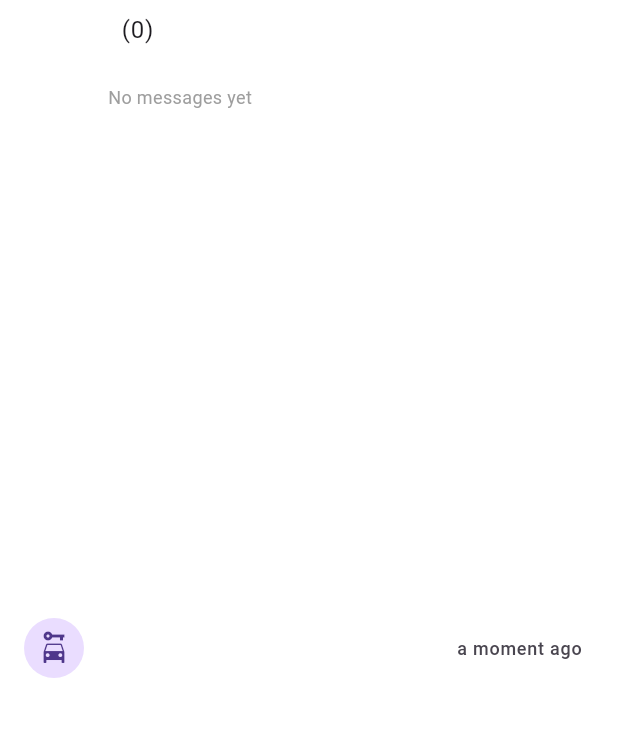
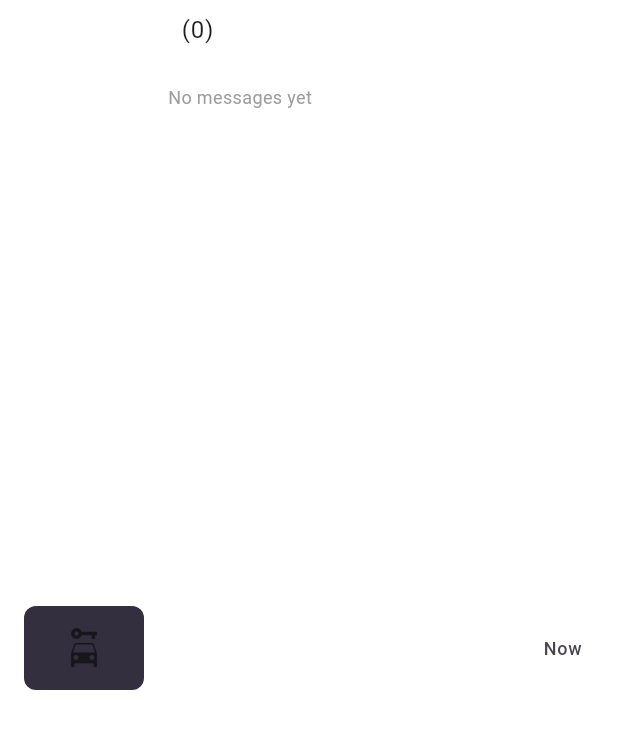
Before and after one commit to theagricore/shiftwheels, a Flutter app: the _ChatListItem widget shown alone on an empty page, opened directly with empty values, on a phone screen of 412 x 824 dp. Shown: the top 729 px of the screen. Run offline on Flutter 3.47's test engine with Material 3 defaults, Android fonts, the light colour scheme and no system bars; our stand-ins replace bloc, cloud_firestore, dartz, equatable, firebase_auth, firebase_core and 8 more; missing offline and left inert: cloudinary_public; accounts and stored records are empty; Roboto replaces fonts that are missing (CircularStd).

Commit message:
list ir done

```diff
--- a/lib/data/add_post/data_source/firebase_post_service.dart
+++ b/lib/data/add_post/data_source/firebase_post_service.dart
@@ -50,7 +50,8 @@ class PostFirebaseServiceImpl extends FirebasePostService {
   Future<Either<String, List<BrandModel>>> getBrands() async {
     try {
       final snapshot = await _firestore.collection('Brands').get();
-      final brands = snapshot.docs.map((doc) {
+      final brands =
+          snapshot.docs.map((doc) {
             return BrandModel(
               id: doc.id,
               brandName: doc['brandName'] as String? ?? '',
@@ -72,13 +73,15 @@ class PostFirebaseServiceImpl extends FirebasePostService {
   @override
   Future<Either<String, List<String>>> getModels(String brandId) async {
     try {
-      final snapshot = await _firestore
+      final snapshot =
+          await _firestore
               .collection('Brands')
               .doc(brandId)
               .collection('Models')
               .get();
 
-      final models = snapshot.docs
+      final models =
+          snapshot.docs
               .map((doc) => doc['modelName'] as String? ?? '')
               .where((name) => name.isNotEmpty)
               .toList();
@@ -98,7 +101,8 @@ class PostFirebaseServiceImpl extends FirebasePostService {
   Future<Either<String, List<FuelsModel>>> getFuel() async {
     try {
       final snapshot = await _firestore.collection('fuels').get();
-      final fuels = snapshot.docs.map((doc) {
+      final fuels =
+          snapshot.docs.map((doc) {
             return FuelsModel(id: doc.id, fuels: doc['fuels'] as String? ?? '');
           }).toList();
       return Right(fuels);
@@ -179,7 +183,8 @@ class PostFirebaseServiceImpl extends FirebasePostService {
   }
 
   String _buildAddress(Placemark place) {
-    final addressParts = [
+    final addressParts =
+        [
           place.subLocality,
           place.locality,
           place.administrativeArea,
@@ -191,7 +196,8 @@ class PostFirebaseServiceImpl extends FirebasePostService {
 
   @override
   Future<Either<String, List<LocationModel>>> searchLocation(
-      String query) async {
+    String query,
+  ) async {
     try {
       if (query.isEmpty) {
         return Left('Search query cannot be empty');
@@ -258,12 +264,15 @@ class PostFirebaseServiceImpl extends FirebasePostService {
   @override
   Future<Either<String, List<AdWithUserModel>>> getActiveAdsWithUsers() async {
     try {
-      final adsSnapshot = await _firestore
+      // Get all active ads
+      final adsSnapshot =
+          await _firestore
               .collection('car_ads')
               .where('isActive', isEqualTo: true)
               .get();
 
-      final ads = adsSnapshot.docs
+      final ads =
+          adsSnapshot.docs
               .map((doc) => AdsModel.fromMap(doc.data(), doc.id))
               .toList();
 
@@ -307,15 +316,18 @@ class PostFirebaseServiceImpl extends FirebasePostService {
 
   @override
   Future<Either<String, List<AdWithUserModel>>> getUserFavorites(
-      String userId) async {
+    String userId,
+  ) async {
     try {
-      final adsSnapshot = await _firestore
+      final adsSnapshot =
+          await _firestore
               .collection('car_ads')
               .where('favoritedByUsers', arrayContains: userId)
               .where('isActive', isEqualTo: true)
               .get();
 
-      final ads = adsSnapshot.docs
+      final ads =
+          adsSnapshot.docs
               .map((doc) => AdsModel.fromMap(doc.data(), doc.id))
               .toList();
 
@@ -346,7 +358,10 @@ class PostFirebaseServiceImpl extends FirebasePostService {
   }
 
   @override
-  Future<Either<String, void>> toggleFavorite(String adId, String userId) async {
+  Future<Either<String, void>> toggleFavorite(
+    String adId,
+    String userId,
+  ) async {
     try {
       final adRef = _firestore.collection('car_ads').doc(adId);
 
@@ -380,15 +395,18 @@ class PostFirebaseServiceImpl extends FirebasePostService {
 
   @override
   Future<Either<String, List<AdWithUserModel>>> getUserActiveAds(
-      String userId) async {
+    String userId,
+  ) async {
     try {
-      final adsSnapshot = await _firestore
+      final adsSnapshot =
+          await _firestore
               .collection('car_ads')
               .where('userId', isEqualTo: userId)
               .where('isActive', isEqualTo: true)
               .get();
 
-      final ads = adsSnapshot.docs
+      final ads =
+          adsSnapshot.docs
               .map((doc) => AdsModel.fromMap(doc.data(), doc.id))
               .toList();
 
@@ -488,11 +506,13 @@ class PostFirebaseServiceImpl extends FirebasePostService {
        final chatsSnapshot = await _firestore
         .collection('chats')
         .where('buyerId', isEqualTo: userId)
+        .orderBy('lastMessageTime', descending: true)
         .get();
 
     final sellerChatsSnapshot = await _firestore
         .collection('chats')
         .where('sellerId', isEqualTo: userId)
+        .orderBy('lastMessageTime', descending: true)
         .get();
 
       final chats = <ChatModel>[];
--- a/lib/presentation/screen_chat/screen_ad_chat_list.dart
+++ b/lib/presentation/screen_chat/screen_ad_chat_list.dart
@@ -10,7 +10,6 @@ import 'package:shiftwheels/data/auth/models/user_model.dart';
 import 'package:shiftwheels/presentation/screen_chat/chat_bloc/chat_bloc.dart';
 import 'package:shiftwheels/presentation/screen_chat/screen_ad_chat.dart';
 import 'package:shiftwheels/service_locater/service_locater.dart';
-import 'package:timeago/timeago.dart' as timeago;
 
 class ScreenAdChatList extends StatelessWidget {
   const ScreenAdChatList({super.key});
@@ -35,35 +34,35 @@ class ScreenAdChatList extends StatelessWidget {
         body: BlocConsumer<ChatBloc, ChatState>(
           listener: (context, state) {
             if (state is ChatError) {
-              ScaffoldMessenger.of(context).showSnackBar(
-                SnackBar(content: Text(state.message)),
-              );
+              ScaffoldMessenger.of(
+                context,
+              ).showSnackBar(SnackBar(content: Text(state.message)));
             }
           },
           builder: (context, state) {
             if (state is ChatLoading) {
               return const Center(child: CircularProgressIndicator());
             } else if (state is UserChatsLoaded) {
-              if (state.chats.isEmpty) {
+              final sortedChats = List<ChatModel>.from(
+                state.chats,
+              )..sort((a, b) => b.lastMessageTime.compareTo(a.lastMessageTime));
+
+              if (sortedChats.isEmpty) {
                 return const Center(child: Text('No chats found'));
               }
               return ListView.builder(
-                itemCount: state.chats.length,
+                itemCount: sortedChats.length,
                 itemBuilder: (context, index) {
-                  final chat = state.chats[index];
+                  final chat = sortedChats[index];
                   return FutureBuilder<AdWithUserModel?>(
                     future: _fetchAdAndUser(context, chat.adId, chat),
                     builder: (context, snapshot) {
                       if (snapshot.connectionState == ConnectionState.waiting) {
-                        return const ListTile(
-                          title: Text('Loading...'),
-                        );
+                        return const ListTile(title: Text('Loading...'));
                       }
                       final adWithUser = snapshot.data;
                       if (adWithUser == null) {
-                        return const ListTile(
-                          title: Text('Ad not found'),
-                        );
+                        return const ListTile(title: Text('Ad not found'));
                       }
                       return _ChatListItem(
                         chat: chat,
@@ -83,18 +82,25 @@ class ScreenAdChatList extends StatelessWidget {
   }
 
   Future<AdWithUserModel?> _fetchAdAndUser(
-      BuildContext context, String adId, ChatModel chat) async {
+    BuildContext context,
+    String adId,
+    ChatModel chat,
+  ) async {
     try {
-      final adSnapshot =
-          await FirebaseFirestore.instance.collection('car_ads').doc(adId).get();
+      final adSnapshot = await FirebaseFirestore.instance
+          .collection('car_ads')
+          .doc(adId)
+          .get();
       if (!adSnapshot.exists) return null;
 
       final ad = AdsModel.fromMap(adSnapshot.data()!, adSnapshot.id);
-      final userId = chat.buyerId == FirebaseAuth.instance.currentUser?.uid
-          ? chat.sellerId
-          : chat.buyerId;
+      final userId =
+          chat.buyerId == FirebaseAuth.instance.currentUser?.uid
+              ? chat.sellerId
+              : chat.buyerId;
       final userSnapshot =
           await FirebaseFirestore.instance.collection('Users').doc(userId).get();
+
       UserModel? userModel;
       if (userSnapshot.exists) {
         userModel = UserModel.fromMap(userSnapshot.data()!);
@@ -122,15 +128,28 @@ class _ChatListItem extends StatelessWidget {
   Widget build(BuildContext context) {
     final ad = adWithUser.ad;
     final userData = adWithUser.userData;
-    final isUnread = chat.hasUnreadMessages &&
+    final isUnread =
+        chat.hasUnreadMessages &&
         chat.lastMessage.isNotEmpty &&
         chat.sellerId != currentUserId;
 
     return ListTile(
-      leading: CircleAvatar(
-        backgroundImage:
-            ad.imageUrls.isNotEmpty ? NetworkImage(ad.imageUrls.first) : null,
-        child: ad.imageUrls.isEmpty ? const Icon(Icons.car_rental) : null,
+      leading: Container(
+        width: 80,
+        height: 80,
+        decoration: BoxDecoration(
+          borderRadius: BorderRadius.circular(8),
+          image: ad.imageUrls.isNotEmpty
+              ? DecorationImage(
+                  image: NetworkImage(ad.imageUrls.first),
+                  fit: BoxFit.cover,
+                )
+              : null,
+          color: AppColors.zSecondBackground,
+        ),
+        child: ad.imageUrls.isEmpty
+            ? const Icon(Icons.car_rental, size: 30, color: Colors.black54)
+            : null,
       ),
       title: Text(
         "${ad.brand} ${ad.model} (${ad.year})",
@@ -141,9 +160,32 @@ class _ChatListItem extends StatelessWidget {
       subtitle: Column(
         crossAxisAlignment: CrossAxisAlignment.start,
         children: [
-          Text(
-            userData?.fullName ?? 'Unknown User',
-            style: const TextStyle(fontSize: 14),
+          Row(
+            children: [
+              Text(
+                userData?.fullName ?? 'Unknown User',
+                style: const TextStyle(fontSize: 14),
+                overflow: TextOverflow.ellipsis,
+              ),
+              if (isUnread)
+                Container(
+                  margin: const EdgeInsets.only(left: 8),
+                  padding:
+                      const EdgeInsets.symmetric(horizontal: 8, vertical: 4),
+                  decoration: BoxDecoration(
+                    color: AppColors.zPrimaryColor.withOpacity(0.5),
+                    borderRadius: BorderRadius.circular(12),
+                  ),
+                  child: const Text(
+                    'New',
+                    style: TextStyle(
+                      color: Colors.white,
+                      fontSize: 10,
+                      fontWeight: FontWeight.bold,
+                    ),
+                  ),
+                ),
+            ],
           ),
           const SizedBox(height: 4),
           Text(
@@ -161,36 +203,33 @@ class _ChatListItem extends StatelessWidget {
         mainAxisAlignment: MainAxisAlignment.center,
         children: [
           Text(
-            timeago.format(chat.lastMessageTime),
+            _formatTime(context, chat.lastMessageTime),
             style: const TextStyle(fontSize: 12),
           ),
-          if (isUnread)
-            Container(
-              margin: const EdgeInsets.only(top: 4),
-              padding: const EdgeInsets.all(6),
-              decoration: const BoxDecoration(
-                color: AppColors.zPrimaryColor,
-                shape: BoxShape.circle,
-              ),
-              child: const Text(
-                'New',
-                style: TextStyle(color: Colors.white, fontSize: 10),
-              ),
-            ),
         ],
       ),
       onTap: () {
         Navigator.push(
           context,
           MaterialPageRoute(
-            builder: (context) => ScreenAdChat(
-              chatId: chat.id,
-              ad: ad,
-              userData: userData,
-            ),
+            builder: (context) =>
+                ScreenAdChat(chatId: chat.id, ad: ad, userData: userData),
           ),
         );
       },
     );
   }
+
+  String _formatTime(BuildContext context, DateTime time) {
+    final now = DateTime.now();
+    final difference = now.difference(time);
+
+    if (difference.inMinutes < 1) {
+      return 'Now';
+    } else if (difference.inMinutes < 10) {
+      return '${difference.inMinutes} min';
+    } else {
+      return TimeOfDay.fromDateTime(time).format(context);
+    }
+  }
 }
```
Lines whose indentation alone changed are shown as unchanged.
